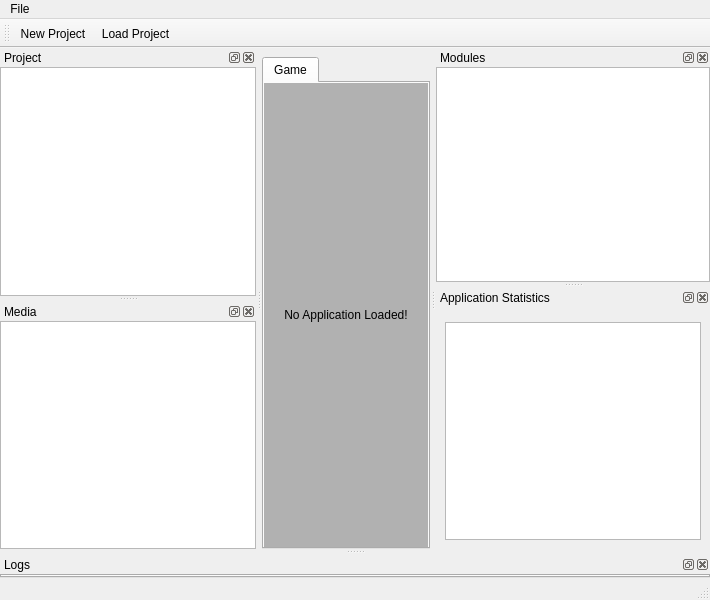
First picture: the form in View/mainwindow.ui, repository BlenderCN-Org/Maditor, before the edit.
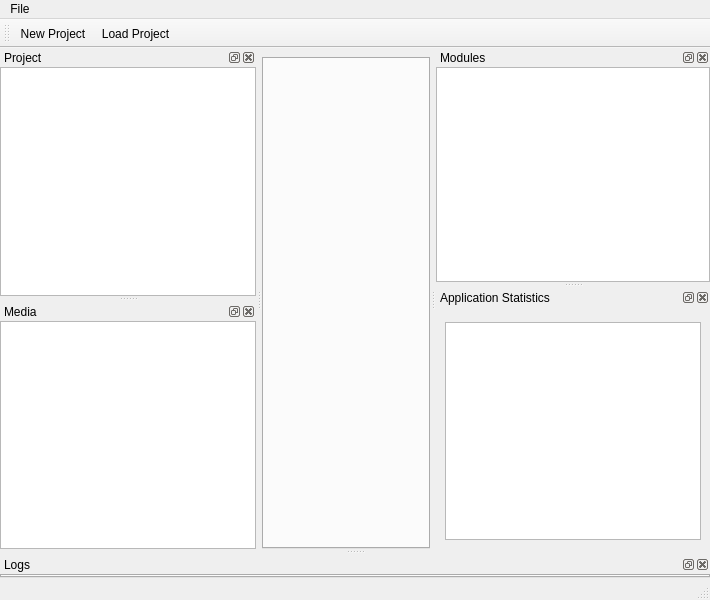
Second picture: the form after the edit. Icons and pictures are not drawn. Custom widgets are drawn as their Qt base class.

```diff
--- a/View/mainwindow.ui
+++ b/View/mainwindow.ui
@@ -41,130 +41,9 @@
     </property>
     <item row="0" column="0">
      <widget class="QTabWidget" name="tabWidget">
-      <widget class="QWidget" name="gameTab">
-       <attribute name="title">
-        <string>Game</string>
-       </attribute>
-       <layout class="QGridLayout" name="gridLayout_2">
-        <property name="leftMargin">
-         <number>0</number>
-        </property>
-        <property name="topMargin">
-         <number>0</number>
-        </property>
-        <property name="rightMargin">
-         <number>0</number>
-        </property>
-        <property name="bottomMargin">
-         <number>0</number>
-        </property>
-        <property name="spacing">
-         <number>0</number>
-        </property>
-        <item row="0" column="0">
-         <widget class="Maditor::View::ApplicationWindow" name="game">
-          <property name="palette">
-           <palette>
-            <active>
-             <colorrole role="Base">
-              <brush brushstyle="SolidPattern">
-               <color alpha="255">
-                <red>197</red>
-                <green>197</green>
-                <blue>197</blue>
-               </color>
-              </brush>
-             </colorrole>
-             <colorrole role="Window">
-              <brush brushstyle="SolidPattern">
-               <color alpha="255">
-                <red>177</red>
-                <green>177</green>
-                <blue>177</blue>
-               </color>
-              </brush>
-             </colorrole>
-            </active>
-            <inactive>
-             <colorrole role="Base">
-              <brush brushstyle="SolidPattern">
-               <color alpha="255">
-                <red>197</red>
-                <green>197</green>
-                <blue>197</blue>
-               </color>
-              </brush>
-             </colorrole>
-             <colorrole role="Window">
-              <brush brushstyle="SolidPattern">
-               <color alpha="255">
-                <red>177</red>
-                <green>177</green>
-                <blue>177</blue>
-               </color>
-              </brush>
-             </colorrole>
-            </inactive>
-            <disabled>
-             <colorrole role="Base">
-              <brush brushstyle="SolidPattern">
-               <color alpha="255">
-                <red>177</red>
-                <green>177</green>
-                <blue>177</blue>
-               </color>
-              </brush>
-             </colorrole>
-             <colorrole role="Window">
-              <brush brushstyle="SolidPattern">
-               <color alpha="255">
-                <red>177</red>
-                <green>177</green>
-                <blue>177</blue>
-               </color>
-              </brush>
-             </colorrole>
-            </disabled>
-           </palette>
-          </property>
-          <property name="autoFillBackground">
-           <bool>true</bool>
-          </property>
-          <property name="currentIndex">
-           <number>0</number>
-          </property>
-          <widget class="QWidget" name="notLoaded">
-           <layout class="QGridLayout" name="gridLayout_8">
-            <item row="0" column="0">
-             <widget class="QLabel" name="notLoadedLabel">
-              <property name="text">
-               <string>No Application Loaded!</string>
-              </property>
-              <property name="alignment">
-               <set>Qt::AlignCenter</set>
-              </property>
-             </widget>
-            </item>
-           </layout>
-          </widget>
-          <widget class="QWidget" name="notStarted">
-           <layout class="QGridLayout" name="gridLayout_9">
-            <item row="0" column="0">
-             <widget class="QLabel" name="notStartedLabel">
-              <property name="text">
-               <string>Application not Started!</string>
-              </property>
-              <property name="alignment">
-               <set>Qt::AlignCenter</set>
-              </property>
-             </widget>
-            </item>
-           </layout>
-          </widget>
-         </widget>
-        </item>
-       </layout>
-      </widget>
+      <property name="tabsClosable">
+       <bool>true</bool>
+      </property>
      </widget>
     </item>
    </layout>
@@ -462,12 +341,6 @@
   </action>
  </widget>
  <customwidgets>
-  <customwidget>
-   <class>Maditor::View::ApplicationWindow</class>
-   <extends>QStackedWidget</extends>
-   <header>application/applicationwindow.h</header>
-   <container>1</container>
-  </customwidget>
   <customwidget>
    <class>Maditor::View::LogsTabWidget</class>
    <extends>QTabWidget</extends>
```
Left out of the diff: 3 changed lines with no effect on the pictures.
